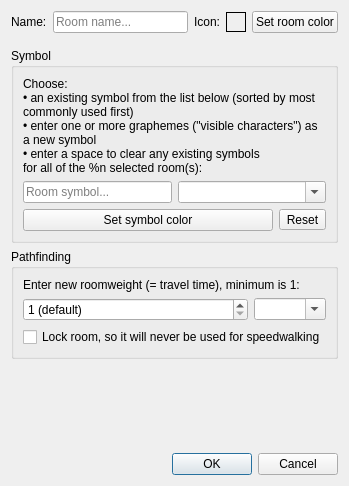
Before: the Qt Designer form src/ui/room_properties.ui in Mudlet/Mudlet, drawn with Qt 5.
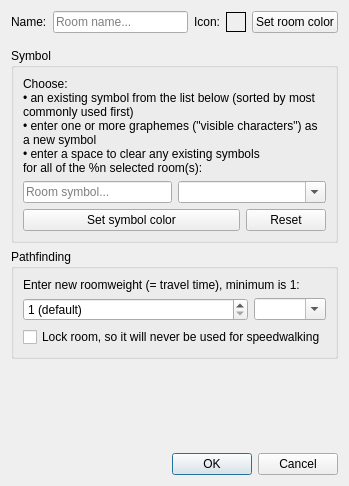
After: the same form once the commit is applied.

Commit message: Revert: undo change of a QPushButton to a QToolButton

Diff of the .ui file:
```diff
--- a/src/ui/room_properties.ui
+++ b/src/ui/room_properties.ui
@@ -209,7 +209,7 @@
           </widget>
          </item>
          <item>
-          <widget class="QToolButton" name="toolButton_resetSymbolColor">
+          <widget class="QPushButton" name="pushButton_resetSymbolColor">
            <property name="sizePolicy">
             <sizepolicy hsizetype="Minimum" vsizetype="Fixed">
              <horstretch>0</horstretch>
```
The commit also changes 1 other file.
